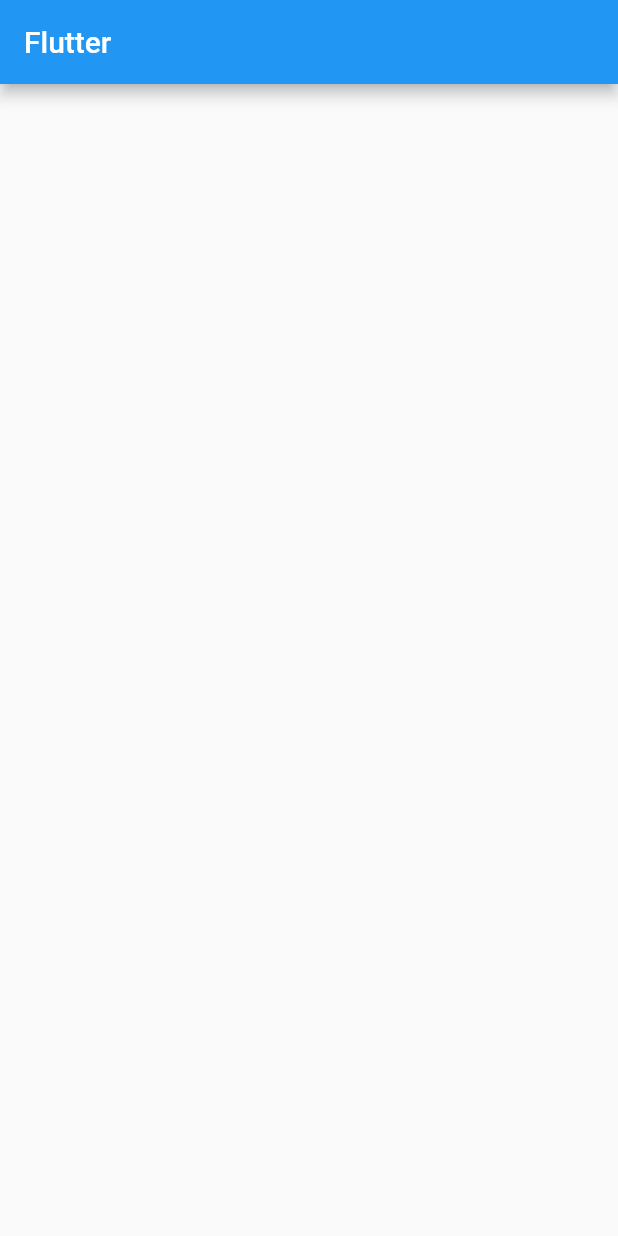
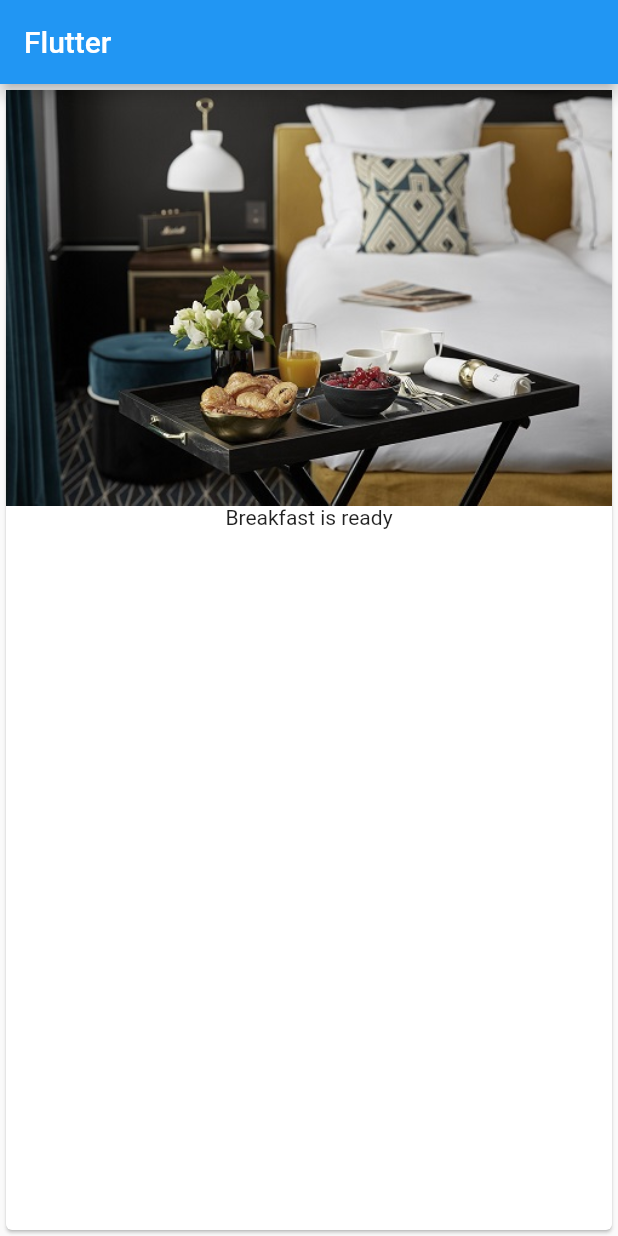
Before and after one commit to IsuruBRanapana/Flutter, a Flutter app: the screen it shows after launch, on a phone screen of 412 x 824 dp. Run offline on Flutter 3.47's test engine with Material 2 defaults, Android fonts, the phone set to English and light mode, and no system bars.

Commit message:
Learn body element and add image

```diff
--- a/AppBar/flutter_one/lib/main.dart
+++ b/AppBar/flutter_one/lib/main.dart
@@ -1,11 +1,25 @@
 import 'package:flutter/material.dart';
 
-main(){
-  runApp(MyApp());
-}
+void main() => runApp(MyApp());
+
 
 class MyApp extends StatelessWidget{
-  build(context){
-    return MaterialApp(home: Scaffold(appBar: AppBar(title: Text('Flutter'),),),);
+  @override
+  Widget build(context){
+    return MaterialApp(
+      home: Scaffold(
+        appBar: AppBar(
+          title: Text('Flutter'),
+        ),
+        body: Card(
+          child: Column(
+            children: <Widget>[
+              Image.asset('assets/Breakfast.jpg'),
+              Text('Breakfast is ready')
+            ],
+          ),
+        ),
+      ),
+    );
   }
 }
--- a/AppBar/flutter_one/pubspec.yaml
+++ b/AppBar/flutter_one/pubspec.yaml
@@ -41,8 +41,8 @@ flutter:
   uses-material-design: true
 
   # To add assets to your application, add an assets section, like this:
-  # assets:
-  #  - images/a_dot_burr.jpeg
+  assets:
+    - assets/Breakfast.jpg
   #  - images/a_dot_ham.jpeg
 
   # An image asset can refer to one or more resolution-specific "variants", see
```
Also changed, not shown: AppBar/flutter_one/assets/Breakfast.jpg (added).
